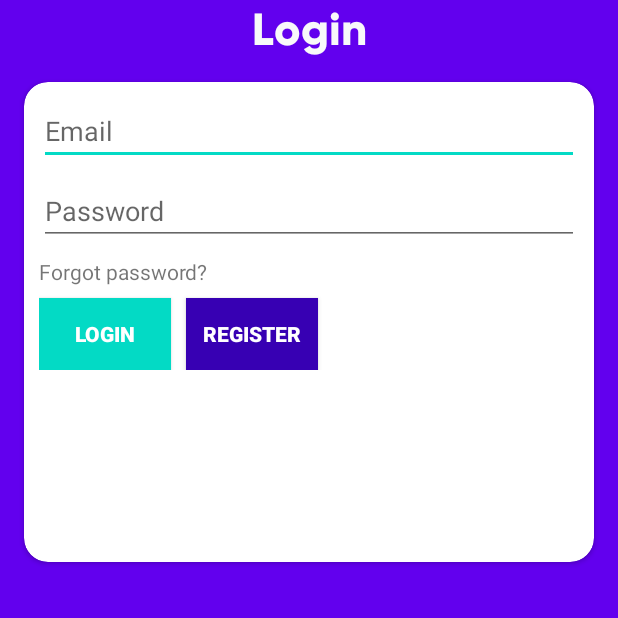
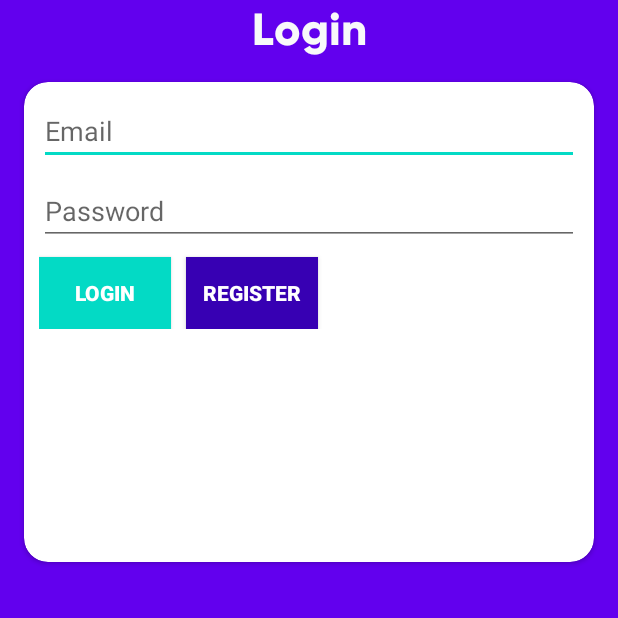
Before and after one commit to hendra0ma/smkcoding2, an Android app: the screen it shows after launch (LoginActivity), on a phone screen of 412 x 824 dp, the top half of it. Run offline under Robolectric (Android 15) with nearby library versions, the phone set to English and light mode, and no system bars; our stand-ins replace Firebase (no records; nobody signed in at launch, a user with empty details on screens opened directly).

Commit message:
delete forgot password?

```diff
--- a/app/src/main/java/com/corona/savelive/CoronaAdapter.kt
+++ b/app/src/main/java/com/corona/savelive/CoronaAdapter.kt
@@ -30,7 +30,6 @@ List<CoronaIndonesiaItem>, private val listener: (CoronaIndonesiaItem)-> Unit) :
             txtPositif.text = item.positif
             txtMeninggal.text = item.meninggal
             txtSembuh.text = item.sembuh
-
             containerView.setOnClickListener { listener(item) }
         }
     }
--- a/app/src/main/java/com/corona/savelive/CovidProvinsiAdapter.kt
+++ b/app/src/main/java/com/corona/savelive/CovidProvinsiAdapter.kt
@@ -28,13 +28,13 @@ class CovidProvinsiAdapter(private val context :Context,private val items : List
         fun binItem(item:DataprovinsiItem,listener: (DataprovinsiItem) -> Unit){
             val atribut = item.attributes
             txtProvinsi.text = atribut.provinsi
-
-
             Positif.text = atribut.kasusPosi.toString()
             Sembuh.text = atribut.kasusSemb.toString()
             Meninggal.text = atribut.kasusMeni.toString()
 
-                containerView.setOnClickListener { listener(item) }
+                containerView.setOnClickListener {
+
+                }
         }
     }
 }
--- a/app/src/main/res/layout/activity_login.xml
+++ b/app/src/main/res/layout/activity_login.xml
@@ -45,15 +45,6 @@
                 android:ems="10"
                 android:hint="Password"
                 android:inputType="textPassword"/>
-
-            <TextView
-                android:id="@+id/btnForgotPassword"
-                android:layout_width="wrap_content"
-                android:layout_height="wrap_content"
-                android:layout_marginTop="8dp"
-                android:text="Forgot password?"
-                app:layout_constraintEnd_toEndOf="@+id/etPassword"
-                app:layout_constraintTop_toBottomOf="@+id/etPassword" />
         <LinearLayout
             android:layout_width="match_parent"
             android:layout_height="wrap_content">
```
Also changed, not shown: 43 other files.
